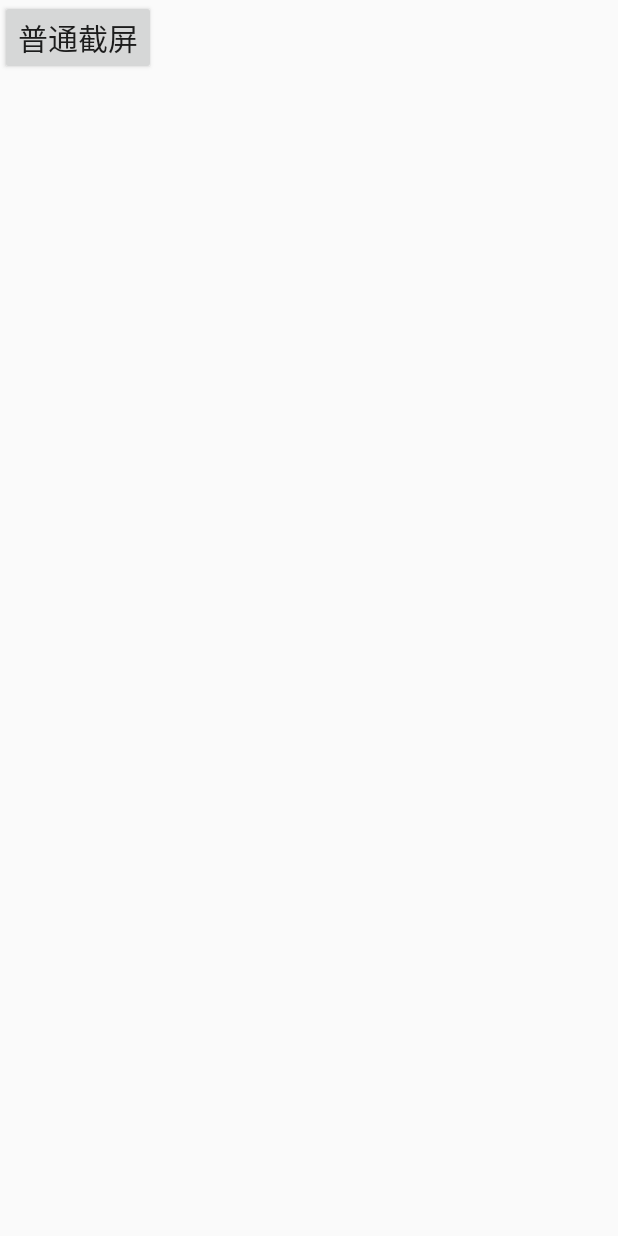
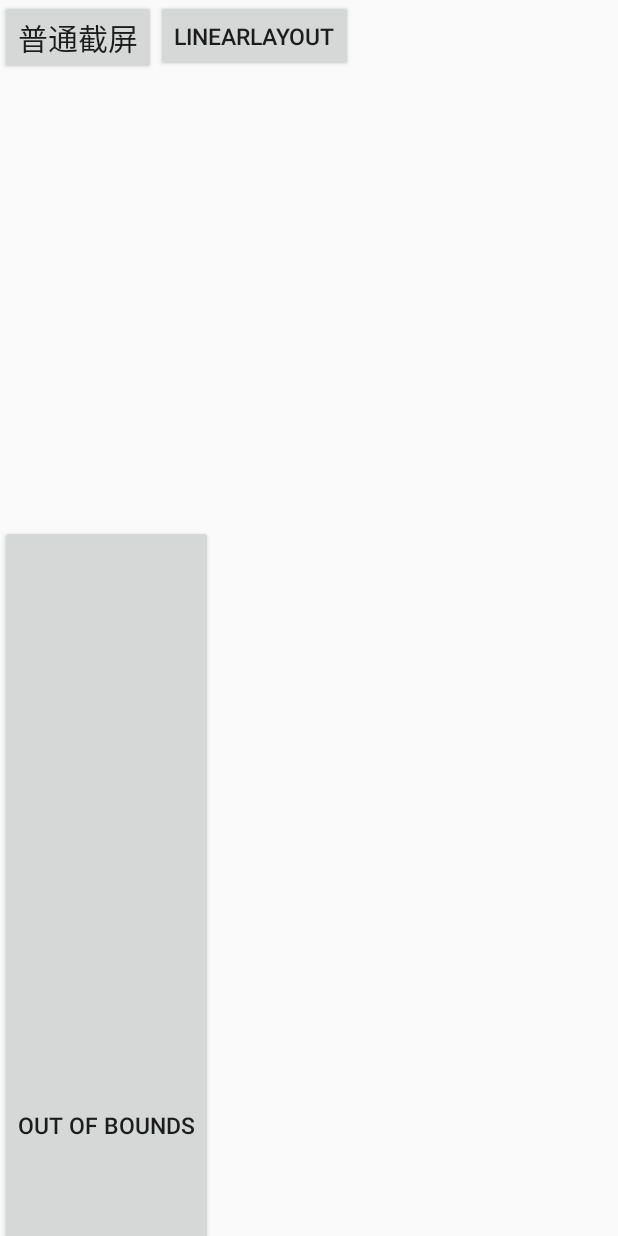
Before and after one commit to zhuodp/NE, an Android app: the screen it shows after launch (MainActivity), on a phone screen of 412 x 824 dp. Run offline under Robolectric (Android 15) with nearby library versions, the phone set to English and light mode, and no system bars; 1 statement that could not run was skipped.

Commit message:
新增了LinearLayout的截屏方法

```diff
--- a/SreenShot/app/src/main/java/com/example/zhuodp/sreenshot/MainActivity.java
+++ b/SreenShot/app/src/main/java/com/example/zhuodp/sreenshot/MainActivity.java
@@ -42,48 +42,82 @@ import android.view.Surface;
 import android.view.View;
 import android.view.WindowManager;
 import android.webkit.WebView;
+import android.widget.ArrayAdapter;
 import android.widget.Button;
 import android.widget.ImageView;
+import android.widget.LinearLayout;
+import android.widget.ListView;
+import android.widget.RelativeLayout;
 import android.widget.TextView;
 
 import java.nio.ByteBuffer;
+import java.util.ArrayList;
+import java.util.List;
 
 public class MainActivity extends Activity {
+
     private Button btnNormalSreenShot;
+    private Button btnLinearLayoutScreenShot;
     private ImageView imgScreenShotResult;
-
-
-    // Used to load the 'native-lib' library on application startup.
-    static {
-        System.loadLibrary("native-lib");
-    }
-
+    private ListView listView  ;
+    ArrayList<Integer> listViewData =new ArrayList<Integer>() ;
     @Override
     protected void onCreate(Bundle savedInstanceState) {
         super.onCreate(savedInstanceState);
         setContentView(R.layout.activity_main);
         findView();
+        initData();
         setListener();
 
     }
 
+
+
+
+
+
+
     private void findView(){
         btnNormalSreenShot = (Button)findViewById(R.id.btn_normalScreenShot);
+        btnLinearLayoutScreenShot =(Button)findViewById(R.id.btn_linearLayoutScreenShot);
         imgScreenShotResult =(ImageView)findViewById(R.id.id_screenShotResult);
+        listView = (ListView)findViewById(R.id.listView);
 
+    }
+    private void initData(){
+        for(int i =0;i<10;i++){
+            listViewData.add(i);
+        }
+
+        ArrayAdapter<Integer> listViewAdapter =new ArrayAdapter<Integer>(
+                MainActivity.this,android.R.layout.simple_list_item_1,listViewData);
+
+        listView.setAdapter(listViewAdapter);
     }
     private void setListener(){
         btnNormalSreenShot.setOnClickListener(new View.OnClickListener() {
             @Override
             public void onClick(View v) {
-                //方案1
-                //imgScreenShotResult.setImageBitmap(screenShotWholeScreen());
+
+                //方案1：普通截屏
+                imgScreenShotResult.setImageBitmap(screenShotWholeScreen());
                 //方案1衍生：截取View
                 //imgScreenShotResult.setImageBitmap(screenShotSingleView(btnNormalSreenShot));
                 //方案2 ：针对WebView
                 //imgScreenShotResult.setImageBitmap(screenShotOnWebView());
             }
         });
+
+        //针对LinearLayout
+        btnLinearLayoutScreenShot.setOnClickListener(new View.OnClickListener() {
+            @Override
+            public void onClick(View v) {
+                LinearLayout linearLayout = (LinearLayout)findViewById(R.id.linearLayout);
+                imgScreenShotResult.setImageBitmap(getLinearLayoutBitmap(linearLayout));
+            }
+        });
+
+
     }
 
     //方案1：不带状态栏
@@ -121,6 +155,25 @@ public class MainActivity extends Activity {
         return bmp;
     }
 
+    //长截屏;
+    //方案一：针对LinearLayout和ScrollView(未考虑内部嵌套其他可拖动view)
+    public static Bitmap getLinearLayoutBitmap(LinearLayout linearLayout) {
+        int h = 0;
+        Bitmap bitmap;
+        for (int i = 0; i < linearLayout.getChildCount(); i++) {
+            h += linearLayout.getChildAt(i).getHeight();
+        }
+        // 创建对应大小的bitmap
+        bitmap = Bitmap.createBitmap(linearLayout.getWidth(), h,
+                Bitmap.Config.ARGB_8888);
+        final Canvas canvas = new Canvas(bitmap);
+        linearLayout.draw(canvas);
+        return bitmap;
+    }
+
+
+
+
 
     @Override
     protected void onActivityResult(int requestCode, int resultCode, Intent data) {
@@ -132,6 +185,11 @@ public class MainActivity extends Activity {
         super.onDestroy();
     }
 
+
+    // Used to load the 'native-lib' library on application startup.
+    static {
+        System.loadLibrary("native-lib");
+    }
     /**
      * A native method that is implemented by the 'native-lib' native library,
      * which is packaged with this application.
--- a/SreenShot/app/src/main/res/layout/activity_main.xml
+++ b/SreenShot/app/src/main/res/layout/activity_main.xml
@@ -1,32 +1,56 @@
 <?xml version="1.0" encoding="utf-8"?>
-<android.support.constraint.ConstraintLayout xmlns:android="http://schemas.android.com/apk/res/android"
-    xmlns:app="http://schemas.android.com/apk/res-auto"
+<RelativeLayout
+    android:id="@+id/relativeLayout"
+    android:layout_height="match_parent"
+    android:layout_width="match_parent"
+    xmlns:android="http://schemas.android.com/apk/res/android"
     xmlns:tools="http://schemas.android.com/tools"
-    android:layout_width="match_parent"
-    android:layout_height="match_parent"
-    tools:context=".MainActivity">
+    xmlns:app="http://schemas.android.com/apk/res-auto">
 
     <Button
         android:id="@+id/btn_normalScreenShot"
         android:layout_width="wrap_content"
         android:layout_height="wrap_content"
-        android:textSize="20sp"
-        android:text="普通截屏"/>
+        android:layout_alignParentTop="true"
+        android:text="普通截屏"
+        android:textSize="20sp" />
+
+    <Button
+        android:id="@+id/btn_linearLayoutScreenShot"
+        android:layout_width="wrap_content"
+        android:layout_height="wrap_content"
+        android:layout_toRightOf="@id/btn_normalScreenShot"
+        android:textSize="15sp"
+        android:text="LinearLayout"
+        />
 
     <ImageView
         android:id="@+id/id_screenShotResult"
-        android:layout_width="wrap_content"
+        android:layout_width="200dp"
+        android:layout_height="300dp"
+        android:layout_centerHorizontal="true"
+        android:layout_below="@id/btn_normalScreenShot"
+        android:layout_gravity="center_horizontal">
+    </ImageView>
+
+    <LinearLayout
+        android:id="@+id/linearLayout"
+        android:layout_width="match_parent"
         android:layout_height="wrap_content"
-        android:layout_marginStart="8dp"
-        android:layout_marginLeft="8dp"
-        android:layout_marginTop="8dp"
-        android:layout_marginEnd="8dp"
-        android:layout_marginRight="8dp"
-        android:layout_marginBottom="8dp"
-        app:layout_constraintBottom_toBottomOf="parent"
-        app:layout_constraintEnd_toEndOf="parent"
-        app:layout_constraintStart_toStartOf="parent"
-        app:layout_constraintTop_toTopOf="parent">
+        android:layout_below="@id/id_screenShotResult">
+        <Button
+            android:layout_width="wrap_content"
+            android:layout_height="800dp"
+            android:textSize="15sp"
+            android:text="Out of Bounds"
+            />
+    </LinearLayout>
+    <ListView
+        android:layout_width="match_parent"
+        android:layout_height="match_parent"
+        android:layout_below="@id/linearLayout"
+        android:id="@+id/listView">
 
-    </ImageView>
-</android.support.constraint.ConstraintLayout>
+    </ListView>
+
+</RelativeLayout>
```
Also changed, not shown: SreenShot/app/src/main/java/com/example/zhuodp/sreenshot/ScrollableViewScreenShotUtil.java (added, +95 -0 lines).
